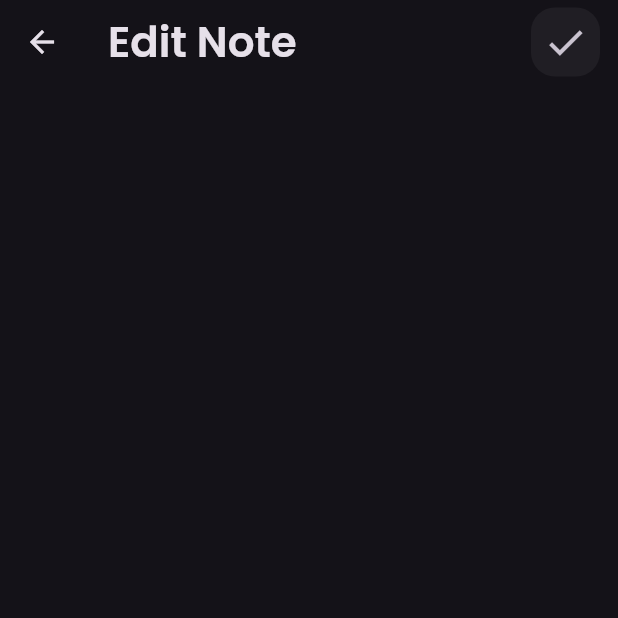
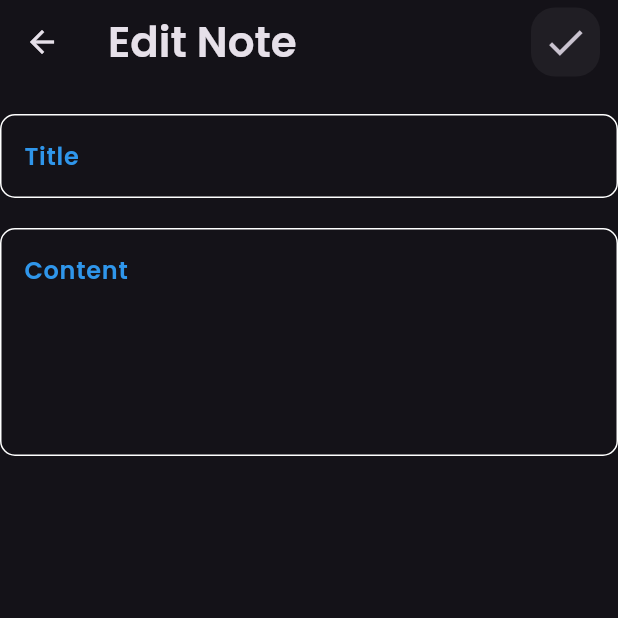
Before and after one commit to Taha12aas/note_a, a Flutter app: the EditNoteViwe screen opened directly, on a phone screen of 412 x 824 dp, the top half of it. Run offline on Flutter 3.47's test engine with Material 3 defaults, Android fonts, the phone set to English and light mode, and no system bars; our stand-ins replace font_awesome_flutter.

Commit message:
edite note view ui done

```diff
--- a/lib/views/edit_note_view.dart
+++ b/lib/views/edit_note_view.dart
@@ -1,5 +1,6 @@
 import 'package:flutter/material.dart';
 import 'package:note/widgets/custom_app_bar.dart';
+import 'package:note/widgets/custom_text_field.dart';
 
 class EditNoteViwe extends StatelessWidget {
   const EditNoteViwe({super.key});
@@ -8,6 +9,18 @@ class EditNoteViwe extends StatelessWidget {
   Widget build(BuildContext context) {
     return Scaffold(
       appBar: customAppBar(Icons.check, 'Edit Note'),
+      body: const Column(
+        children: [
+          Padding(
+            padding: EdgeInsets.symmetric(vertical: 20),
+            child: CustomTextField(hintText: 'Title'),
+          ),
+          CustomTextField(
+            hintText: 'Content',
+            maxLine: 5,
+          )
+        ],
+      ),
     );
   }
 }
```
